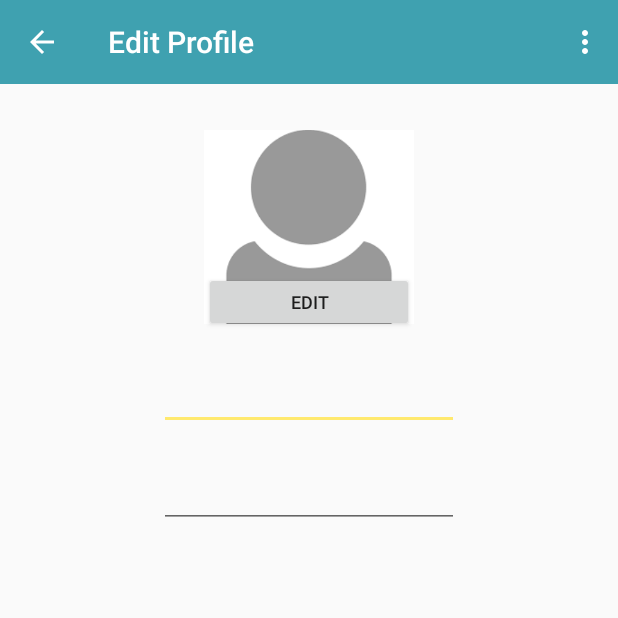
After one commit to sergeydgr8/Scavenger, an Android app: the EditProfileActivity screen opened directly, with no data from a screen before it, on a phone screen of 412 x 824 dp, the top half of it. The commit adds this screen. Run offline under Robolectric (Android 15) with nearby library versions, the phone set to English and light mode, and no system bars.

Commit message:
edit profile

```diff
--- /dev/null
+++ b/Scavenger/app/src/main/java/com/android9033/scavenger/scavenger/Control/EditProfileActivity.java
@@ -0,0 +1,115 @@
+package com.android9033.scavenger.scavenger.Control;
+
+import android.content.DialogInterface;
+import android.content.Intent;
+import android.net.Uri;
+import android.os.Bundle;
+import android.os.Environment;
+import android.provider.MediaStore;
+import android.support.v4.app.NavUtils;
+import android.support.v7.app.AlertDialog;
+import android.support.v7.app.AppCompatActivity;
+import android.support.v7.widget.Toolbar;
+import android.view.Menu;
+import android.view.MenuItem;
+import android.view.View;
+import android.widget.ArrayAdapter;
+import android.widget.Button;
+import android.widget.ImageView;
+
+import com.android9033.scavenger.scavenger.R;
+
+import java.io.File;
+
+/**
+ * Created by yirongshao on 11/29/15.
+ */
+public class EditProfileActivity extends AppCompatActivity {
+
+    private Uri imageCaptureUri;
+    private ImageView mImageView;
+    Button editImage;
+
+    private static final int PICK_FROM_CAMERA = 1;
+    private static final int PICK_FROM_FILE = 2;
+
+    @Override
+    protected void onCreate(Bundle savedInstanceState) {
+        super.onCreate(savedInstanceState);
+        setContentView(R.layout.activity_editprofile);
+
+        // Set up the action bar
+        Toolbar toolbar = (Toolbar) findViewById(R.id.app_bar);
+        if (toolbar != null) {
+            setSupportActionBar(toolbar);
+            getSupportActionBar().setTitle("Edit Profile");
+            getSupportActionBar().setHomeButtonEnabled(true);
+            getSupportActionBar().setDisplayHomeAsUpEnabled(true);
+        }
+
+        final String[] items = new String[] {"Take a picture", "Choose from SD card"};
+        ArrayAdapter<String> adapter = new ArrayAdapter<String>(this, android.R.layout.select_dialog_item, items);
+        AlertDialog.Builder builder = new AlertDialog.Builder(this);
+        builder.setTitle("Select Image");
+        builder.setAdapter(adapter, new DialogInterface.OnClickListener() {
+            @Override
+            public void onClick(DialogInterface dialog, int which) {
+                if (which == 0){
+                    Intent intent = new Intent(MediaStore.ACTION_IMAGE_CAPTURE);
+                    File file = new File(Environment.getExternalStorageDirectory(), "tmp" + String.valueOf(System.currentTimeMillis())+".jpg");
+                    imageCaptureUri = Uri.fromFile(file);
+                    try {
+                        intent.putExtra(MediaStore.EXTRA_OUTPUT, imageCaptureUri);
+                        intent.putExtra("return data", true);
+                        startActivityForResult(intent, PICK_FROM_CAMERA);
+                    }catch (Exception ex){
+                        ex.printStackTrace();
+                    }
+                    dialog.cancel();
+                }else {
+                    Intent intent = new Intent();
+                    intent.setType("image/*");
+                    intent.setAction(intent.ACTION_GET_CONTENT);
+                    startActivityForResult(intent.createChooser(intent, "Complete action using"), PICK_FROM_FILE);
+                }
+            }
+        });
+
+        final AlertDialog dialog = builder.create();
+        mImageView = (ImageView) findViewById(R.id.img);
+        editImage = (Button) findViewById(R.id.btnEdit);
+        editImage.setOnClickListener(new View.OnClickListener() {
+            @Override
+            public void onClick(View v) {
+                dialog.show();
+            }
+        });
+
+
+    }
+
+    @Override
+    public boolean onCreateOptionsMenu(Menu menu) {
+        // Inflate the menu; this adds items to the action bar if it is present.
+        getMenuInflater().inflate(R.menu.menu_main, menu);
+        return true;
+    }
+
+    @Override
+    public boolean onOptionsItemSelected(MenuItem item) {
+        // Handle action bar item clicks here. The action bar will
+        // automatically handle clicks on the Home/Up button, so long
+        // as you specify a parent activity in AndroidManifest.xml.
+        int id = item.getItemId();
+
+        //noinspection SimplifiableIfStatement
+        if (id == R.id.action_settings) {
+            return true;
+        }
+        if (id == android.R.id.home) {
+            NavUtils.navigateUpFromSameTask(this);
+        }
+
+        return super.onOptionsItemSelected(item);
+    }
+}
--- /dev/null
+++ b/Scavenger/app/src/main/res/layout/activity_editprofile.xml
@@ -0,0 +1,48 @@
+<?xml version="1.0" encoding="utf-8"?>
+<RelativeLayout xmlns:android="http://schemas.android.com/apk/res/android"
+    android:layout_width="match_parent"
+    android:layout_height="match_parent">
+
+    <include android:id="@+id/app_bar"
+        layout="@layout/app_bar"/>
+
+    <ImageView
+
+        android:layout_width="140dp"
+        android:layout_height="140dp"
+        android:id="@+id/img"
+        android:layout_marginTop="81dp"
+        android:layout_alignParentTop="true"
+        android:layout_centerHorizontal="true"
+        android:src="@drawable/unknown"/>
+
+    <Button
+        android:layout_width="140dp"
+        android:layout_height="40dp"
+        android:text="edit"
+        android:id="@+id/btnEdit"
+        android:layout_centerHorizontal="true"
+        android:textSize="12sp"
+        android:layout_alignBottom="@+id/img" />
+
+    <EditText
+        android:layout_width="200dp"
+        android:layout_height="wrap_content"
+        android:id="@+id/editname"
+        android:layout_below="@+id/img"
+        android:layout_alignParentEnd="false"
+        android:layout_marginTop="20dp"
+        android:layout_alignParentTop="false"
+        android:layout_alignWithParentIfMissing="false"
+        android:layout_centerHorizontal="true" />
+
+    <EditText
+        android:layout_width="200dp"
+        android:layout_height="wrap_content"
+        android:id="@+id/editemail"
+        android:layout_below="@+id/editname"
+        android:layout_centerHorizontal="true"
+        android:layout_marginTop="20dp"
+        android:inputType="textEmailAddress" />
+
+</RelativeLayout>
```
Also changed, not shown: Scavenger/app/src/main/AndroidManifest.xml (+7 -0 lines), Scavenger/app/src/main/java/com/android9033/scavenger/scavenger/Control/YouFragment.java (+12 -0 lines).
